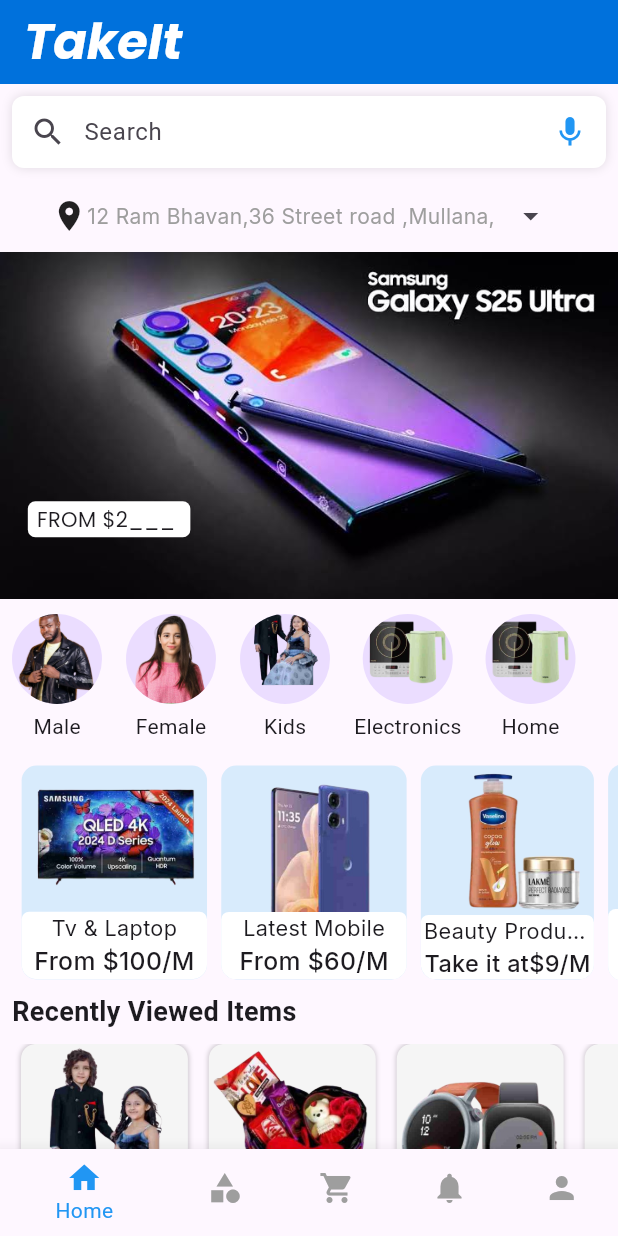
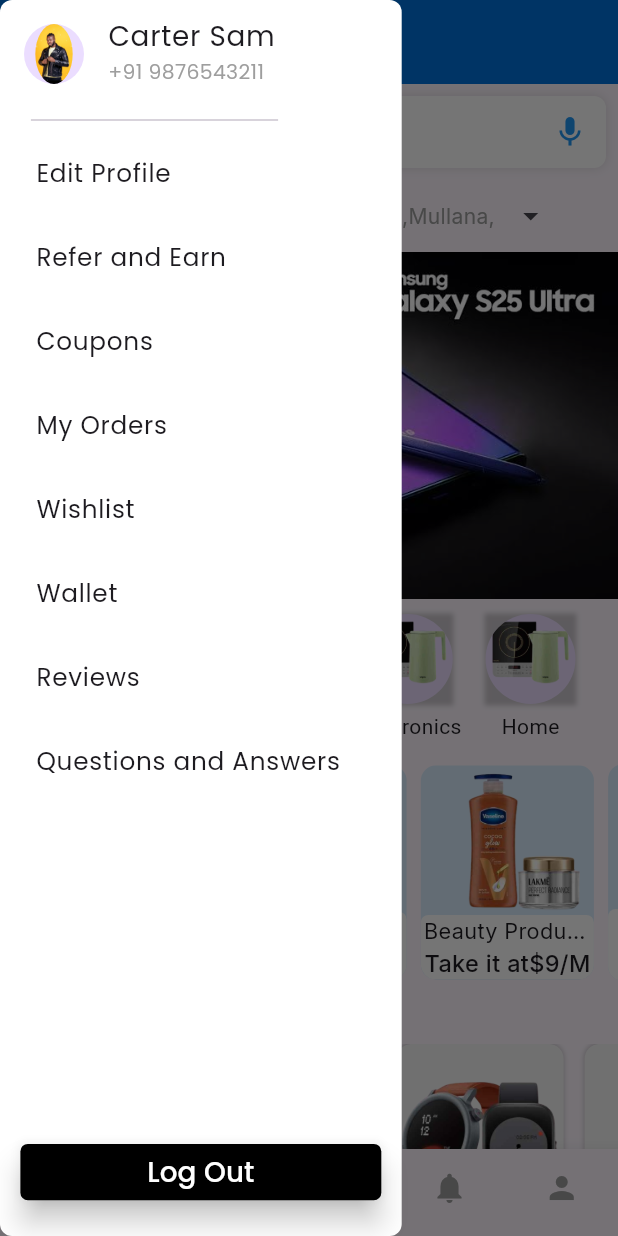
Before and after one commit to kartikkumarofficial/TakeIt, a Flutter app: the DashboardScreen screen opened directly, with the side drawer open (before the commit the screen has no drawer), on a phone screen of 412 x 824 dp. Run offline on Flutter 3.47's test engine with Material 3 defaults, Android fonts, the light colour scheme and no system bars; our stand-ins replace animate_do, firebase_auth, firebase_core, font_awesome_flutter, get, google_fonts and 1 more; accounts and stored records are empty.

Commit message:
dashboardscreen

```diff
--- a/lib/pages/dashboard.dart
+++ b/lib/pages/dashboard.dart
@@ -1,5 +1,4 @@
 import 'dart:ui';
-
 import 'package:TakeIt/pages/onboarding.dart';
 import 'package:TakeIt/widgets/RotatedContainer.dart';
 import 'package:TakeIt/widgets/SlidingImageCard.dart';
@@ -8,6 +7,7 @@
 import 'package:google_fonts/google_fonts.dart';
 
 import '../widgets/bottomnavigationbar.dart';
+import 'auth/signup.dart';
 
 class DashboardScreen extends StatefulWidget {
   const DashboardScreen({super.key});
@@ -32,8 +32,139 @@
   @override
   Widget build(BuildContext context) {
     return Scaffold(
+      drawer: Container(
+        decoration: BoxDecoration(
+          color: Colors.white,
+              borderRadius: BorderRadius.circular(8)
+        ),
+        height: Get.height * 1,
+        width: Get.width * 0.65,
+        // color: Colors.white,
+        alignment: Alignment.topLeft,
+        child: ListView(
+          children: [
+            ListTile(
+              leading: CircleAvatar(
+                child: ClipOval(
+                  // clipBehavior: Clip.,
+                  child: Image.asset('assets/images/profileman.jpeg' ),
+                ),
+              ),
+              title: Text('Carter Sam',style: GoogleFonts.poppins(
+                fontSize: Get.width*0.045
+              ),),
+              subtitle: Text('+91 9876543211',style: GoogleFonts.poppins(color: Colors.grey,fontSize: Get.width*0.033),),
+            ),
+            Padding(
+              padding: EdgeInsets.only(right: Get.width*0.2,left: Get.width*0.05),
+              child: Divider(
+
+              ),
+            ),
+            ListTile(
+              title: Padding(
+                padding: EdgeInsets.only(left: 8.0),
+                child: Text('Edit Profile',style: GoogleFonts.poppins(fontSize: Get.width*0.04),),
+              ),
+              onTap: (){},
+            ),
+            ListTile(
+              title: Padding(
+                padding: EdgeInsets.only(left: 8.0),
+                child: Text('Refer and Earn',style: GoogleFonts.poppins(fontSize: Get.width*0.04),),
+              ),
+              onTap: (){},
+            ),
+            ListTile(
+              title: Padding(
+                padding: EdgeInsets.only(left: 8.0),
+                child: Text('Coupons',style: GoogleFonts.poppins(fontSize: Get.width*0.04),),
+              ),
+              onTap: (){},
+            ),
+            ListTile(
+              title: Padding(
+                padding: EdgeInsets.only(left: 8.0),
+                child: Text('My Orders',style: GoogleFonts.poppins(fontSize: Get.width*0.04),),
+              ),
+              onTap: (){},
+            ),
+            ListTile(
+              title: Padding(
+                padding: EdgeInsets.only(left: 8.0),
+                child: Text('Wishlist',style: GoogleFonts.poppins(fontSize: Get.width*0.04),),
+              ),
+              onTap: (){},
+            ),
+            ListTile(
+              title: Padding(
+                padding: EdgeInsets.only(left: 8.0),
+                child: Text('Wallet',style: GoogleFonts.poppins(fontSize: Get.width*0.04),),
+              ),
+              onTap: (){},
+            ),
+            ListTile(
+              title: Padding(
+                padding: EdgeInsets.only(left: 8.0),
+                child: Text('Reviews',style: GoogleFonts.poppins(fontSize: Get.width*0.04),),
+              ),
+              onTap: (){},
+            ),
+            ListTile(
+              title: Padding(
+                padding: EdgeInsets.only(left: 8.0),
+                child: Text('Questions and Answers',style: GoogleFonts.poppins(fontSize: Get.width*0.04),),
+              ),
+              onTap: (){},
+            ),
+            Padding(
+              padding:  EdgeInsets.only(
+                top: Get.width*0.55,
+                  left: Get.width*0.033,
+                  right: Get.width*0.033,
+
+              ),
+              child: Container(
+                width: Get.width*0.8,
+                height: Get.width*0.091,
+                child: Hero(tag: 'google',
+                  child: ElevatedButton(
+
+                      onPressed: (){
+                        Get.to(SignUpScreen());
+                      },
+                      style: ElevatedButton.styleFrom(
+                          backgroundColor: Colors.black,
+                          shadowColor: Colors.black,
+                          elevation: 8,
+                          shape: RoundedRectangleBorder(
+                              borderRadius: BorderRadius.circular(5)
+                          )
+
+                      ),
+
+                      child:Text('Log Out'.tr,style: GoogleFonts.poppins(
+                          fontWeight: FontWeight.w500,
+                          fontSize: Get.width*0.045,
+                          color: Colors.white
+                      ),) ),
+                ),
+              ),
+            )
+
+
+          ],
+        ),
+        // child: ListView.builder(
+        //   itemCount: arrDrawerItems.length,
+        //   itemBuilder: (context, index) => ListTile(
+        //     title: Text(arrDrawerItems[index]),
+        //   ),
+        // ),
+      ),
       appBar: AppBar(
         backgroundColor: Color.fromRGBO(0, 113, 220, 1.0),
+        // leading: IconButton(onPressed: (){}, icon: Icon(,color: Colors.white,)),
         title: Hero(
           tag: 'takeit',
           flightShuttleBuilder: (flightContext, animation, flightDirection, fromHeroContext, toHeroContext) {
@@ -953,9 +1084,20 @@
         child: Column(
           children: [
 
-            CircleAvatar(
-              radius: 30,
-              backgroundImage: AssetImage('assets/images/homescreen/$imagePath'),
+            Container(
+              decoration: BoxDecoration(
+                boxShadow: [
+                  BoxShadow(
+                    color: Colors.black.withOpacity(0.2),
+                    spreadRadius: 1,
+                    blurRadius: 2,
+                  )
+                ]
+              ),
+              child: CircleAvatar(
+                radius: 30,
+                backgroundImage: AssetImage('assets/images/homescreen/$imagePath'),
+              ),
             ),
             SizedBox(height: 5),
             Text(title, style: TextStyle(fontSize: 14)),
```
